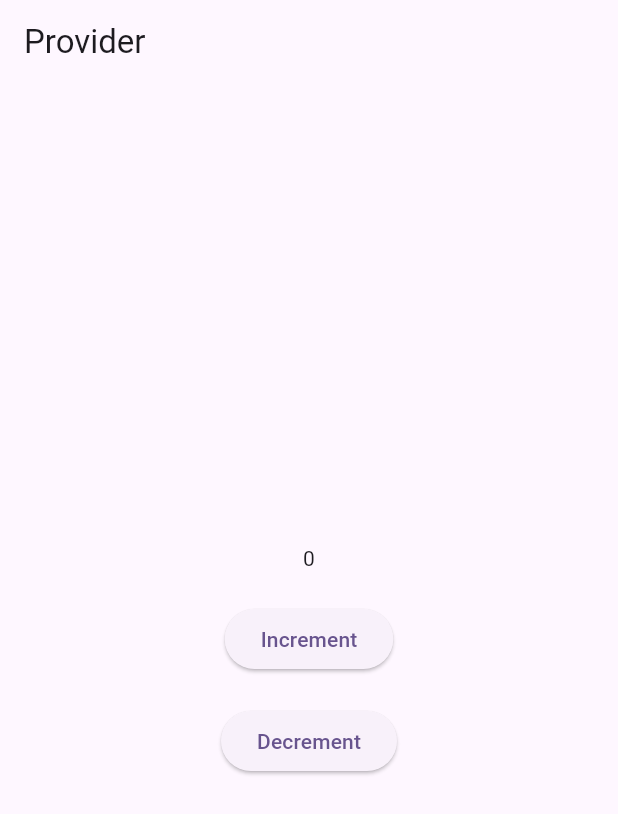
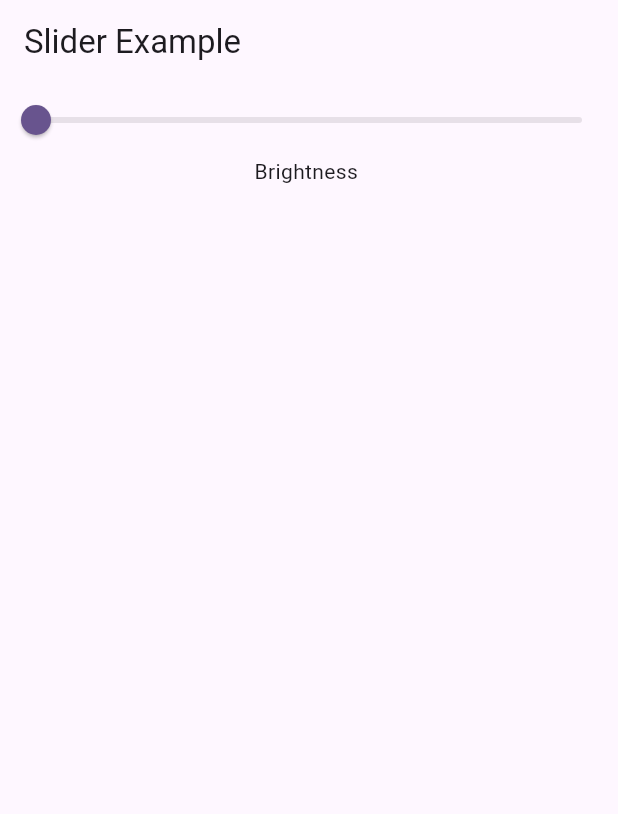
Before and after one commit to sadiqawan/counter_app, a Flutter app: the screen it shows after launch, on a phone screen of 412 x 824 dp. Shown: the top 814 px of the screen. Run offline on Flutter 3.47's test engine with Material 3 defaults, Android fonts, the phone set to English and light mode, and no system bars.

Commit message:
multi provider example done

```diff
--- a/lib/main.dart
+++ b/lib/main.dart
@@ -1,5 +1,7 @@
 import 'package:counter_app/provider/counter_provider.dart';
+import 'package:counter_app/provider/slider_provider.dart';
 import 'package:counter_app/screens/counter_screen.dart';
+import 'package:counter_app/screens/slider_screen.dart';
 import 'package:flutter/material.dart';
 import 'package:provider/provider.dart';
 
@@ -12,15 +14,18 @@ class MyApp extends StatelessWidget {
 
   @override
   Widget build(BuildContext context) {
-    return ListenableProvider<CounterProvider>(
-      create: (BuildContext context) => CounterProvider(),
+    return MultiProvider(
+      providers: [
+        ChangeNotifierProvider(create: (context) => CounterProvider()),
+        ChangeNotifierProvider(create: (context) => SliderProvider()),
+      ],
       child: MaterialApp(
         title: 'Flutter Demo',
         theme: ThemeData(
           colorScheme: ColorScheme.fromSeed(seedColor: Colors.deepPurple),
           useMaterial3: true,
         ),
-        home: const CounterScreen(),
+        home: const SliderScreen(),
       ),
     );
   }
--- /dev/null
+++ b/lib/provider/slider_provider.dart
@@ -0,0 +1,10 @@
+import 'package:flutter/foundation.dart';
+
+class SliderProvider extends ChangeNotifier {
+  double value = 0;
+
+  void setValue(double val) {
+    value = val;
+    notifyListeners();
+  }
+}
--- /dev/null
+++ b/lib/screens/slider_screen.dart
@@ -0,0 +1,44 @@
+
+
+import 'package:counter_app/provider/slider_provider.dart';
+import 'package:flutter/material.dart';
+import 'package:provider/provider.dart';
+
+class SliderScreen extends StatefulWidget {
+  const SliderScreen({super.key});
+
+  @override
+  State<SliderScreen> createState() => _SliderScreenState();
+}
+
+class _SliderScreenState extends State<SliderScreen> {
+  @override
+  Widget build(BuildContext context) {
+    return Scaffold(
+      appBar: AppBar(
+        title: const Text('Slider Example'),
+      ),
+      body: Column(
+        children: [
+          Consumer<SliderProvider>(builder: (context, value, child) {
+            return Slider(
+                max: 1,
+                min: 0,
+                value: (value.value),
+                onChanged: (val) {
+                  context.read<SliderProvider>().setValue(val);
+                });
+          }),
+          const Text('Brightness '),
+          Consumer<SliderProvider>(builder: (context, value, child) {
+            return Container(
+              height: 400,
+              width: 400,
+              color: Colors.black.withOpacity(value.value),
+            );
+          })
+        ],
+      ),
+    );
+  }
+}
```
